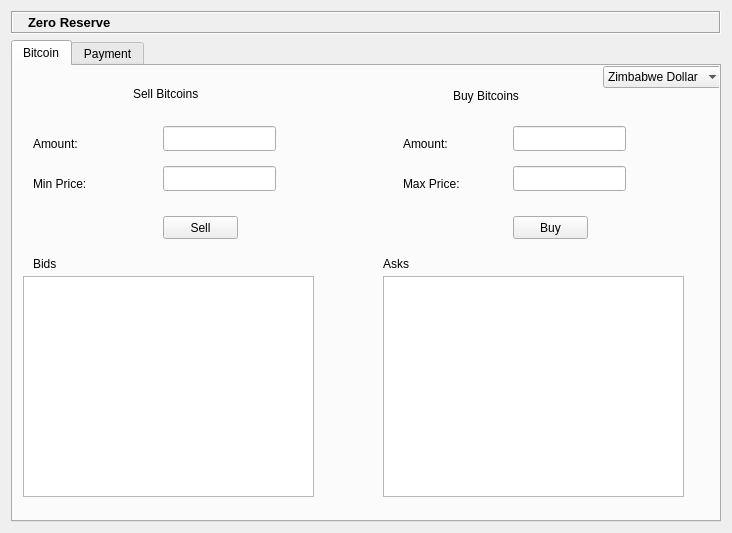
zeroreserve/ZeroReserve, file ZeroReserveDialog.ui: the form before one commit.
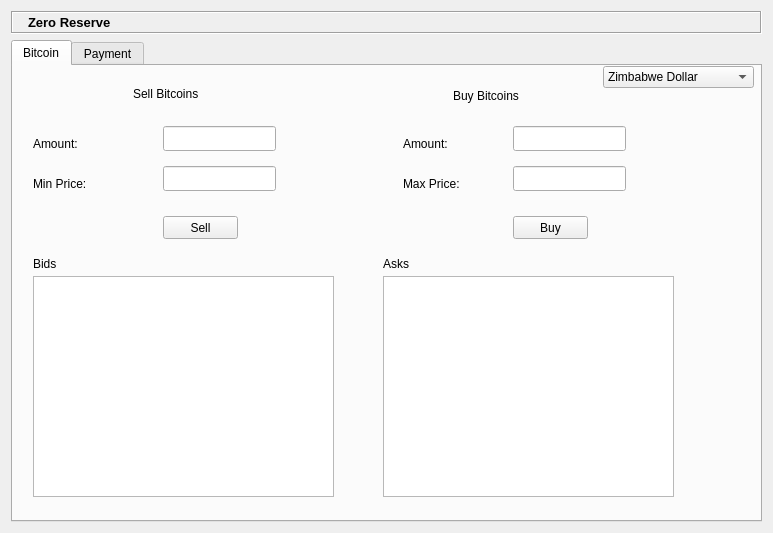
The form after the commit. Icons and pictures are not drawn. Custom widgets are drawn as their Qt base class.

```diff
--- a/ZeroReserveDialog.ui
+++ b/ZeroReserveDialog.ui
@@ -6,7 +6,7 @@
    <rect>
     <x>0</x>
     <y>0</y>
-    <width>732</width>
+    <width>773</width>
     <height>533</height>
    </rect>
   </property>
@@ -85,7 +85,7 @@
       <widget class="QTableView" name="asksTableView">
        <property name="geometry">
         <rect>
-         <x>10</x>
+         <x>370</x>
          <y>210</y>
          <width>291</width>
          <height>221</height>
@@ -95,7 +95,7 @@
       <widget class="QTableView" name="bidsTableView">
        <property name="geometry">
         <rect>
-         <x>370</x>
+         <x>20</x>
          <y>210</y>
          <width>301</width>
          <height>221</height>
@@ -283,7 +283,7 @@
         <rect>
          <x>590</x>
          <y>0</y>
-         <width>121</width>
+         <width>151</width>
          <height>22</height>
         </rect>
        </property>
```
